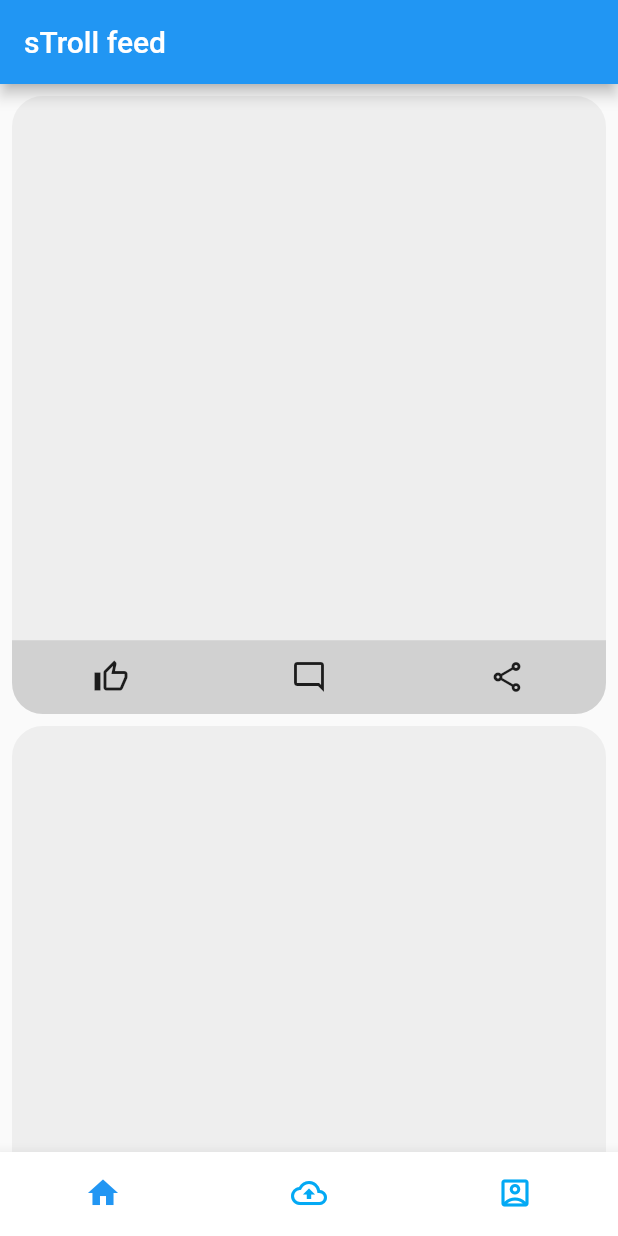
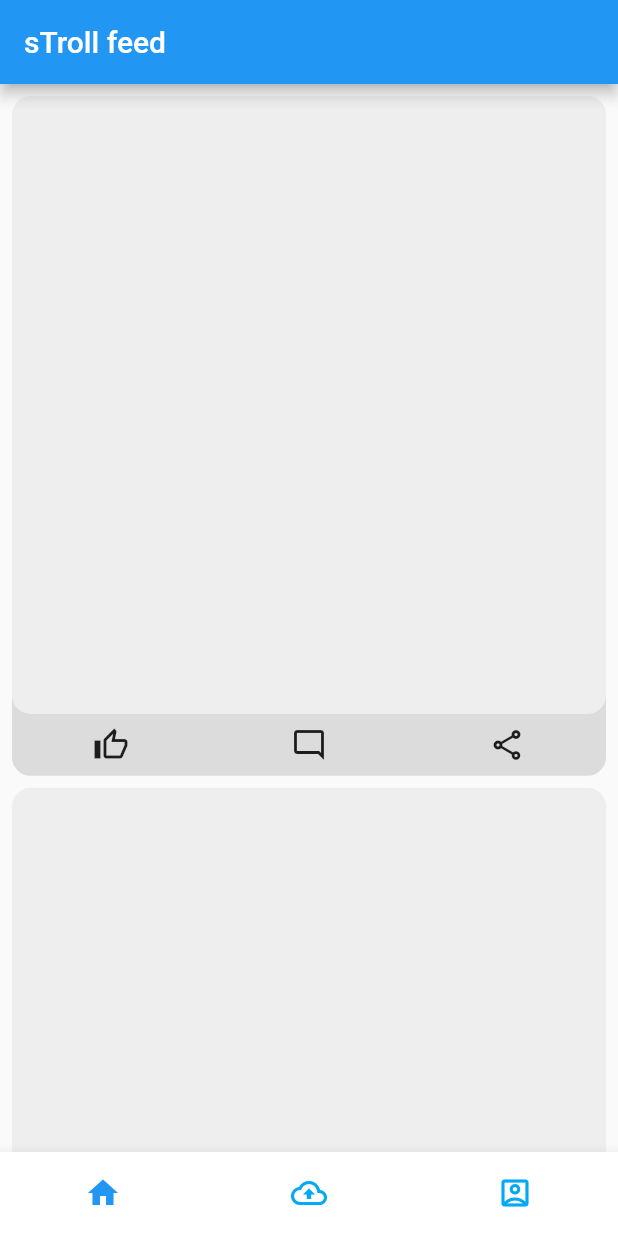
Before and after one commit to happy-san/sTroll, a Flutter app: the screen it shows after launch, on a phone screen of 412 x 824 dp. Run offline on Flutter 3.47's test engine with Material 2 defaults, Android fonts, the phone set to English and light mode, and no system bars; our stand-ins replace file_picker, video_player; missing offline and left inert: amazon_s3_cognito.

Commit message:
Add helper.dart Add size parameter in VideoContainer and VideoFeedContainer. Update UI of VideoFeedContainer.

```diff
--- /dev/null
+++ b/lib/ui/helper.dart
@@ -0,0 +1,2 @@
+const double borderRadiusMultiplier = 0.03;
+const double iconSizeMultiplier = 0.1;
--- a/lib/ui/tabs/video_feed_tab.dart
+++ b/lib/ui/tabs/video_feed_tab.dart
@@ -15,8 +15,11 @@ class _VideoFeedTabState extends State<VideoFeedTab> {
         title: Text('sTroll feed'),
       ),
       body: ListView.builder(
-        itemBuilder: (_, __) => VideoFeedContainer(
-          child: null,
+        itemBuilder: (_, __) => LayoutBuilder(
+          builder: (_, constraints) => VideoFeedContainer(
+            child: null,
+            size: constraints.biggest.width,
+          ),
         ),
         itemCount: 15,
       ),
--- a/lib/ui/tabs/video_upload_tab.dart
+++ b/lib/ui/tabs/video_upload_tab.dart
@@ -47,7 +47,8 @@ class _VideoUploadTabState extends State<VideoUploadTab> {
             ? _extension?.replaceAll(' ', '')?.split(',')
             : null,
       ))
-          ?.files?.first;
+          ?.files
+          ?.first;
     } on PlatformException catch (e) {
       print("Unsupported operation" + e.toString());
     } catch (ex) {
@@ -104,7 +105,9 @@ class _VideoUploadTabState extends State<VideoUploadTab> {
                       });
                     }
                   },
-                  child: VideoContainer(
+                  child: LayoutBuilder(
+                    builder: (_, constraints) => VideoContainer(
+                      size: constraints.biggest.width,
                       child: _showVideoPreview
                           ? AspectRatio(
                               aspectRatio: _videoController.value.aspectRatio,
@@ -114,6 +117,7 @@ class _VideoUploadTabState extends State<VideoUploadTab> {
                               Icons.video_collection,
                               size: MediaQuery.of(context).size.width * 0.9,
                               color: Colors.grey,
+                            ),
                     ),
                   ),
                 ),
--- a/lib/ui/widgets/video_container.dart
+++ b/lib/ui/widgets/video_container.dart
@@ -1,30 +1,33 @@
 import 'package:flutter/material.dart';
+
+import '../helper.dart';
 
 class VideoContainer extends StatelessWidget {
   final Widget child;
+  final double size;
   final Key key;
 
-  const VideoContainer({this.child, this.key}) : super(key: key);
+  const VideoContainer({this.child, this.key, @required this.size})
+      : super(key: key);
 
   @override
   Widget build(BuildContext context) {
-    return LayoutBuilder(
-      builder: (_, constraints) => Container(
-        height: constraints.biggest.width,
-        width: constraints.biggest.width,
+    final _borderRadius = size * borderRadiusMultiplier;
+
+    return Container(
+      height: size,
+      width: size,
       margin: const EdgeInsets.only(left: 8.0, top: 8.0, right: 8.0),
       padding: const EdgeInsets.all(8.0),
       alignment: Alignment.center,
       decoration: BoxDecoration(
         color: Colors.grey[200],
-          borderRadius: BorderRadius.circular(constraints.biggest.width * 0.05),
+        borderRadius: BorderRadius.circular(_borderRadius),
       ),
       child: ClipRRect(
-            borderRadius:
-                BorderRadius.circular(constraints.biggest.width * 0.05),
+          borderRadius: BorderRadius.circular(_borderRadius),
           clipBehavior: Clip.antiAlias,
           child: child),
-      ),
     );
   }
 }
--- a/lib/ui/widgets/video_feed_container.dart
+++ b/lib/ui/widgets/video_feed_container.dart
@@ -1,40 +1,43 @@
 import 'package:flutter/material.dart';
 import 'package:flutter/rendering.dart';
 
+import '../helper.dart';
 import 'video_container.dart';
 import 'splash_icon_button.dart';
 
-class VideoFeedContainer extends StatefulWidget {
+class VideoFeedContainer extends StatelessWidget {
   final Widget child;
+  final double size;
   final Key key;
 
-  const VideoFeedContainer({this.child, this.key}) : super(key: key);
-
-  @override
-  _VideoFeedContainerState createState() => _VideoFeedContainerState();
-}
-
-class _VideoFeedContainerState extends State<VideoFeedContainer> {
-  final _color = Colors.black12;
+  const VideoFeedContainer({this.child, this.key, @required this.size})
+      : super(key: key);
 
   @override
   Widget build(BuildContext context) {
+    final _iconSize = size * iconSizeMultiplier;
+    final _borderRadius = size * borderRadiusMultiplier;
+
     return Stack(
-      alignment: Alignment.bottomCenter,
       children: [
-        VideoContainer(
-          child: widget.child,
+        SizedBox(
+          // Top margin of VideoContainer + Size of VideoContainer + Size of SplashIconButton
+          height: 8 + size + _iconSize,
         ),
-        LayoutBuilder(
-          builder: (_, constraints) => Container(
-            width: constraints.biggest.width,
-            margin: const EdgeInsets.only(left: 8.0, top: 8.0, right: 8.0),
-            padding: const EdgeInsets.symmetric(vertical: 4.0),
+        Positioned(
+          bottom: 0,
+          right: 0,
+          left: 0,
+          child: Container(
+            width: size,
+            height: _iconSize + _borderRadius,
+            margin: const EdgeInsets.only(left: 8.0, right: 8.0),
+            alignment: Alignment.bottomCenter,
             decoration: BoxDecoration(
-              color: _color,
+              color: Colors.black12,
               borderRadius: BorderRadius.only(
-                bottomLeft: Radius.circular(constraints.biggest.width * 0.05),
-                bottomRight: Radius.circular(constraints.biggest.width * 0.05),
+                bottomLeft: Radius.circular(_borderRadius),
+                bottomRight: Radius.circular(_borderRadius),
               ),
             ),
             child: Row(
@@ -42,26 +45,30 @@ class _VideoFeedContainerState extends State<VideoFeedContainer> {
               children: [
                 SplashIconButton(
                   key: UniqueKey(),
-                  size: constraints.biggest.width * 0.1,
-                  icon: Icon(Icons.thumb_up_alt_outlined),
+                  size: _iconSize,
+                  icon: const Icon(Icons.thumb_up_alt_outlined),
                   onTap: () {},
                 ),
                 SplashIconButton(
                   key: UniqueKey(),
-                  size: constraints.biggest.width * 0.1,
-                  icon: Icon(Icons.mode_comment_outlined),
+                  size: _iconSize,
+                  icon: const Icon(Icons.mode_comment_outlined),
                   onTap: () {},
                 ),
                 SplashIconButton(
                   key: UniqueKey(),
-                  size: constraints.biggest.width * 0.1,
-                  icon: Icon(Icons.share_outlined),
+                  size: _iconSize,
+                  icon: const Icon(Icons.share_outlined),
                   onTap: () {},
                 ),
               ],
             ),
           ),
         ),
+        VideoContainer(
+          child: child,
+          size: size,
+        ),
       ],
     );
   }
```
Lines whose indentation alone changed are shown as unchanged.
